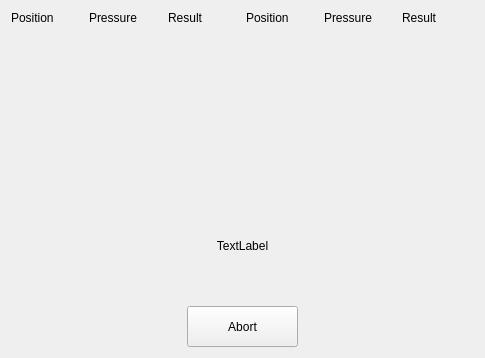
Before: the Qt Designer form ServiceSW/Master/Components/DiagnosticsManufacturing/Forms/SealingTestReportDialog.ui in Liyezhong/Master, drawn with Qt 5.
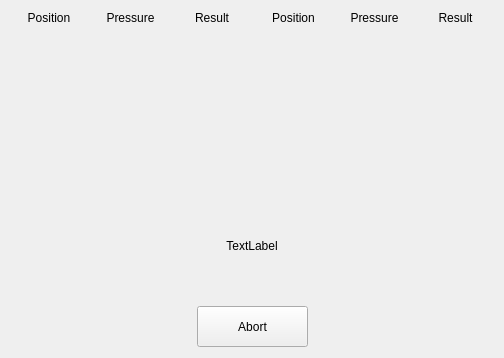
After: the same form once the commit is applied.

Commit message: Update Sealing test UI for manufacturing

The edit to the form file:
```diff
--- a/ServiceSW/Master/Components/DiagnosticsManufacturing/Forms/SealingTestReportDialog.ui
+++ b/ServiceSW/Master/Components/DiagnosticsManufacturing/Forms/SealingTestReportDialog.ui
@@ -6,7 +6,7 @@
    <rect>
     <x>0</x>
     <y>0</y>
-    <width>485</width>
+    <width>504</width>
     <height>358</height>
    </rect>
   </property>
@@ -27,6 +27,9 @@
        <property name="text">
         <string/>
        </property>
+       <property name="alignment">
+        <set>Qt::AlignCenter</set>
+       </property>
       </widget>
      </item>
      <item row="6" column="1">
@@ -34,6 +37,9 @@
        <property name="text">
         <string/>
        </property>
+       <property name="alignment">
+        <set>Qt::AlignCenter</set>
+       </property>
       </widget>
      </item>
      <item row="6" column="2">
@@ -41,6 +47,9 @@
        <property name="text">
         <string/>
        </property>
+       <property name="alignment">
+        <set>Qt::AlignCenter</set>
+       </property>
       </widget>
      </item>
      <item row="7" column="0">
@@ -48,6 +57,9 @@
        <property name="text">
         <string/>
        </property>
+       <property name="alignment">
+        <set>Qt::AlignCenter</set>
+       </property>
       </widget>
      </item>
      <item row="0" column="1">
@@ -55,6 +67,9 @@
        <property name="text">
         <string>Pressure</string>
        </property>
+       <property name="alignment">
+        <set>Qt::AlignCenter</set>
+       </property>
       </widget>
      </item>
      <item row="5" column="0">
@@ -62,6 +77,9 @@
        <property name="text">
         <string/>
        </property>
+       <property name="alignment">
+        <set>Qt::AlignCenter</set>
+       </property>
       </widget>
      </item>
      <item row="5" column="2">
@@ -69,6 +87,9 @@
        <property name="text">
         <string/>
        </property>
+       <property name="alignment">
+        <set>Qt::AlignCenter</set>
+       </property>
       </widget>
      </item>
      <item row="3" column="0">
@@ -76,6 +97,9 @@
        <property name="text">
         <string/>
        </property>
+       <property name="alignment">
+        <set>Qt::AlignCenter</set>
+       </property>
       </widget>
      </item>
      <item row="4" column="1">
@@ -83,6 +107,9 @@
        <property name="text">
         <string/>
        </property>
+       <property name="alignment">
+        <set>Qt::AlignCenter</set>
+       </property>
       </widget>
      </item>
      <item row="1" column="1">
@@ -90,6 +117,9 @@
        <property name="text">
         <string/>
        </property>
+       <property name="alignment">
+        <set>Qt::AlignCenter</set>
+       </property>
       </widget>
      </item>
      <item row="1" column="2">
@@ -97,6 +127,9 @@
        <property name="text">
         <string/>
        </property>
+       <property name="alignment">
+        <set>Qt::AlignCenter</set>
+       </property>
       </widget>
      </item>
      <item row="2" column="1">
@@ -104,6 +137,9 @@
        <property name="text">
         <string/>
        </property>
+       <property name="alignment">
+        <set>Qt::AlignCenter</set>
+       </property>
       </widget>
      </item>
      <item row="2" column="2">
@@ -111,6 +147,9 @@
        <property name="text">
         <string/>
        </property>
+       <property name="alignment">
+        <set>Qt::AlignCenter</set>
+       </property>
       </widget>
      </item>
      <item row="2" column="0">
@@ -118,6 +157,9 @@
        <property name="text">
         <string/>
        </property>
+       <property name="alignment">
+        <set>Qt::AlignCenter</set>
+       </property>
       </widget>
      </item>
      <item row="7" column="1">
@@ -125,6 +167,9 @@
        <property name="text">
         <string/>
        </property>
+       <property name="alignment">
+        <set>Qt::AlignCenter</set>
+       </property>
       </widget>
      </item>
      <item row="7" column="2">
@@ -132,6 +177,9 @@
        <property name="text">
         <string/>
        </property>
+       <property name="alignment">
+        <set>Qt::AlignCenter</set>
+       </property>
       </widget>
      </item>
      <item row="8" column="0">
@@ -139,6 +187,9 @@
        <property name="text">
         <string/>
        </property>
+       <property name="alignment">
+        <set>Qt::AlignCenter</set>
+       </property>
       </widget>
      </item>
      <item row="8" column="1">
@@ -146,6 +197,9 @@
        <property name="text">
         <string/>
        </property>
+       <property name="alignment">
+        <set>Qt::AlignCenter</set>
+       </property>
       </widget>
      </item>
      <item row="8" column="2">
@@ -153,6 +207,9 @@
        <property name="text">
         <string/>
        </property>
+       <property name="alignment">
+        <set>Qt::AlignCenter</set>
+       </property>
       </widget>
      </item>
      <item row="3" column="1">
@@ -160,6 +217,9 @@
        <property name="text">
         <string/>
        </property>
+       <property name="alignment">
+        <set>Qt::AlignCenter</set>
+       </property>
       </widget>
      </item>
      <item row="0" column="2">
@@ -167,6 +227,9 @@
        <property name="text">
         <string>Result</string>
        </property>
+       <property name="alignment">
+        <set>Qt::AlignCenter</set>
+       </property>
       </widget>
      </item>
      <item row="4" column="0">
@@ -174,6 +237,9 @@
        <property name="text">
         <string/>
        </property>
+       <property name="alignment">
+        <set>Qt::AlignCenter</set>
+       </property>
       </widget>
      </item>
      <item row="0" column="0">
@@ -181,6 +247,9 @@
        <property name="text">
         <string>Position</string>
        </property>
+       <property name="alignment">
+        <set>Qt::AlignCenter</set>
+       </property>
       </widget>
      </item>
      <item row="1" column="0">
@@ -188,6 +257,9 @@
        <property name="text">
         <string/>
        </property>
+       <property name="alignment">
+        <set>Qt::AlignCenter</set>
+       </property>
       </widget>
      </item>
      <item row="4" column="2">
@@ -195,6 +267,9 @@
        <property name="text">
         <string/>
        </property>
+       <property name="alignment">
+        <set>Qt::AlignCenter</set>
+       </property>
       </widget>
      </item>
      <item row="5" column="1">
@@ -202,6 +277,9 @@
        <property name="text">
         <string/>
        </property>
+       <property name="alignment">
+        <set>Qt::AlignCenter</set>
+       </property>
       </widget>
      </item>
      <item row="3" column="2">
@@ -209,6 +287,9 @@
        <property name="text">
         <string/>
        </property>
+       <property name="alignment">
+        <set>Qt::AlignCenter</set>
+       </property>
       </widget>
      </item>
     </layout>
@@ -220,6 +301,9 @@
        <property name="text">
         <string>Position</string>
        </property>
+       <property name="alignment">
+        <set>Qt::AlignCenter</set>
+       </property>
       </widget>
      </item>
      <item row="0" column="1">
@@ -227,6 +311,9 @@
        <property name="text">
         <string>Pressure</string>
        </property>
+       <property name="alignment">
+        <set>Qt::AlignCenter</set>
+       </property>
       </widget>
      </item>
      <item row="0" column="2">
@@ -234,6 +321,9 @@
        <property name="text">
         <string>Result</string>
        </property>
+       <property name="alignment">
+        <set>Qt::AlignCenter</set>
+       </property>
       </widget>
      </item>
      <item row="1" column="0">
@@ -241,6 +331,9 @@
        <property name="text">
         <string/>
        </property>
+       <property name="alignment">
+        <set>Qt::AlignCenter</set>
+       </property>
       </widget>
      </item>
      <item row="1" column="2">
@@ -248,6 +341,9 @@
        <property name="text">
         <string/>
        </property>
+       <property name="alignment">
+        <set>Qt::AlignCenter</set>
+       </property>
       </widget>
      </item>
      <item row="2" column="0">
@@ -255,6 +351,9 @@
        <property name="text">
         <string/>
        </property>
+       <property name="alignment">
+        <set>Qt::AlignCenter</set>
+       </property>
       </widget>
      </item>
      <item row="2" column="1">
@@ -262,6 +361,9 @@
        <property name="text">
         <string/>
        </property>
+       <property name="alignment">
+        <set>Qt::AlignCenter</set>
+       </property>
       </widget>
      </item>
      <item row="2" column="2">
@@ -269,6 +371,9 @@
        <property name="text">
         <string/>
        </property>
+       <property name="alignment">
+        <set>Qt::AlignCenter</set>
+       </property>
       </widget>
      </item>
      <item row="3" column="0">
@@ -276,6 +381,9 @@
        <property name="text">
         <string/>
        </property>
+       <property name="alignment">
+        <set>Qt::AlignCenter</set>
+       </property>
       </widget>
      </item>
      <item row="3" column="1">
@@ -283,6 +391,9 @@
        <property name="text">
         <string/>
        </property>
+       <property name="alignment">
+        <set>Qt::AlignCenter</set>
+       </property>
       </widget>
      </item>
      <item row="3" column="2">
@@ -290,6 +401,9 @@
        <property name="text">
         <string/>
        </property>
+       <property name="alignment">
+        <set>Qt::AlignCenter</set>
+       </property>
       </widget>
      </item>
      <item row="4" column="0">
@@ -297,6 +411,9 @@
        <property name="text">
         <string/>
        </property>
+       <property name="alignment">
+        <set>Qt::AlignCenter</set>
+       </property>
       </widget>
      </item>
      <item row="4" column="1">
@@ -304,6 +421,9 @@
        <property name="text">
         <string/>
        </property>
+       <property name="alignment">
+        <set>Qt::AlignCenter</set>
+       </property>
       </widget>
      </item>
      <item row="4" column="2">
@@ -311,6 +431,9 @@
        <property name="text">
         <string/>
        </property>
+       <property name="alignment">
+        <set>Qt::AlignCenter</set>
+       </property>
       </widget>
      </item>
      <item row="5" column="0">
@@ -318,6 +441,9 @@
        <property name="text">
         <string/>
        </property>
+       <property name="alignment">
+        <set>Qt::AlignCenter</set>
+       </property>
       </widget>
      </item>
      <item row="5" column="1">
@@ -325,6 +451,9 @@
        <property name="text">
         <string/>
        </property>
+       <property name="alignment">
+        <set>Qt::AlignCenter</set>
+       </property>
       </widget>
      </item>
      <item row="5" column="2">
@@ -332,6 +461,9 @@
        <property name="text">
         <string/>
        </property>
+       <property name="alignment">
+        <set>Qt::AlignCenter</set>
+       </property>
       </widget>
      </item>
      <item row="6" column="0">
@@ -339,6 +471,9 @@
        <property name="text">
         <string/>
        </property>
+       <property name="alignment">
+        <set>Qt::AlignCenter</set>
+       </property>
       </widget>
      </item>
      <item row="6" column="1">
@@ -346,6 +481,9 @@
        <property name="text">
         <string/>
        </property>
+       <property name="alignment">
+        <set>Qt::AlignCenter</set>
+       </property>
       </widget>
      </item>
      <item row="6" column="2">
@@ -353,6 +491,9 @@
        <property name="text">
         <string/>
        </property>
+       <property name="alignment">
+        <set>Qt::AlignCenter</set>
+       </property>
       </widget>
      </item>
      <item row="7" column="0">
@@ -360,6 +501,9 @@
        <property name="text">
         <string/>
        </property>
+       <property name="alignment">
+        <set>Qt::AlignCenter</set>
+       </property>
       </widget>
      </item>
      <item row="7" column="1">
@@ -367,6 +511,9 @@
        <property name="text">
         <string/>
        </property>
+       <property name="alignment">
+        <set>Qt::AlignCenter</set>
+       </property>
       </widget>
      </item>
      <item row="7" column="2">
@@ -374,6 +521,9 @@
        <property name="text">
         <string/>
        </property>
+       <property name="alignment">
+        <set>Qt::AlignCenter</set>
+       </property>
       </widget>
      </item>
      <item row="8" column="0">
@@ -381,6 +531,9 @@
        <property name="text">
         <string/>
        </property>
+       <property name="alignment">
+        <set>Qt::AlignCenter</set>
+       </property>
       </widget>
      </item>
      <item row="8" column="1">
@@ -388,6 +541,9 @@
        <property name="text">
         <string/>
        </property>
+       <property name="alignment">
+        <set>Qt::AlignCenter</set>
+       </property>
       </widget>
      </item>
      <item row="8" column="2">
@@ -395,6 +551,9 @@
        <property name="text">
         <string/>
        </property>
+       <property name="alignment">
+        <set>Qt::AlignCenter</set>
+       </property>
       </widget>
      </item>
      <item row="1" column="1">
@@ -402,6 +561,9 @@
        <property name="text">
         <string/>
        </property>
+       <property name="alignment">
+        <set>Qt::AlignCenter</set>
+       </property>
       </widget>
      </item>
     </layout>
```
